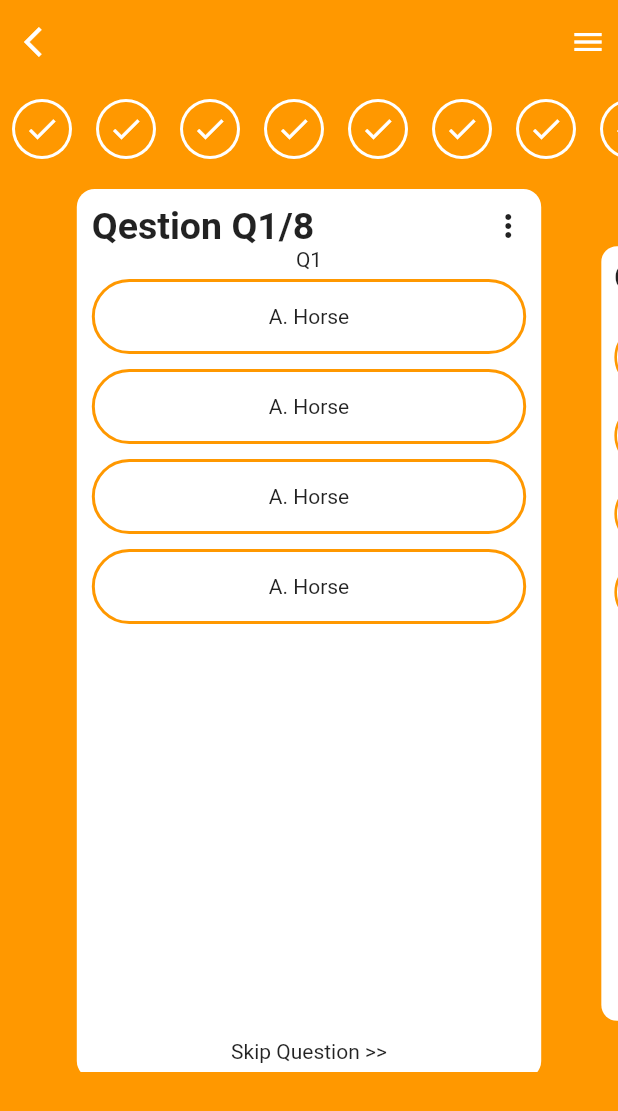
After one commit to Osama-Gamal/Quizer-App, a Flutter app: the QuestionScreen screen opened directly, on a phone screen of 412 x 824 dp. The commit adds this screen. Shown: the top 1111 px of the screen. Run offline on Flutter 3.47's test engine with Material 2 defaults, Android fonts, the phone set to English and light mode, and no system bars; drawn by our look-alikes of carousel_slider; our stand-ins replace firebase_auth, firebase_core, flutter_svg, google_fonts, google_sign_in, percent_indicator; missing offline and left inert: matrix4_transform; accounts and stored records are empty.

Commit message:
qestion-slider

```diff
--- a/lib/Pages/HomePage.dart
+++ b/lib/Pages/HomePage.dart
@@ -4,6 +4,7 @@ import 'package:flutter/src/foundation/key.dart';
 import 'package:flutter/src/widgets/framework.dart';
 import 'package:carousel_slider/carousel_slider.dart';
 import 'package:percent_indicator/percent_indicator.dart';
+import 'package:quizer/Screen/question_screen.dart';
 
 import '../Widget/CourseCard.dart';
 
@@ -60,7 +61,10 @@ class _HomePageState extends State<HomePage> {
             }).toList(),
           ),
         ),
-        CourseCard(size: size),
+        InkWell(
+            onTap: () => Navigator.push(context,
+                MaterialPageRoute(builder: (context) => QuestionScreen())),
+            child: CourseCard(size: size)),
         CourseCard(size: size),
         CourseCard(size: size),
       ],
--- /dev/null
+++ b/lib/Screen/question_screen.dart
@@ -0,0 +1,156 @@
+// ignore_for_file: public_member_api_docs, sort_constructors_first
+import 'package:carousel_slider/carousel_slider.dart';
+import 'package:flutter/material.dart';
+import 'package:flutter/src/widgets/container.dart';
+import 'package:flutter/src/widgets/framework.dart';
+
+class Question {
+  String question;
+
+  Question({
+    required this.question,
+  });
+}
+
+final List<Question> questionList = [
+  Question(question: "Q1"),
+  Question(question: "Q2"),
+  Question(question: "Q3"),
+  Question(question: "Q4"),
+  Question(question: "Q5"),
+  Question(question: "Q6"),
+  Question(question: "Q7"),
+  Question(question: "Q8"),
+];
+
+class QuestionScreen extends StatelessWidget {
+  const QuestionScreen({super.key});
+
+  @override
+  Widget build(BuildContext context) {
+    return Scaffold(
+      backgroundColor: Colors.orange,
+      appBar: AppBar(
+        leading: IconButton(
+          onPressed: () {
+            Navigator.pop(context);
+          },
+          icon: const Icon(
+            Icons.arrow_back_ios,
+            color: Colors.white,
+          ),
+        ),
+        actions: [
+          Padding(
+            padding: const EdgeInsets.all(8.0),
+            child: Icon(
+              Icons.menu,
+              color: Colors.white,
+            ),
+          ),
+        ],
+        elevation: 0,
+      ),
+      body: Column(mainAxisAlignment: MainAxisAlignment.start, children: [
+        SizedBox(
+          height: 60,
+          child: ListView.builder(
+            scrollDirection: Axis.horizontal,
+            itemCount: questionList.length,
+            itemBuilder: (context, index) => Padding(
+              padding: const EdgeInsets.all(8.0),
+              child: CircleAvatar(
+                radius: 20,
+                backgroundColor: Colors.white,
+                child: CircleAvatar(
+                  child: Icon(
+                    Icons.check,
+                    color: Colors.white,
+                  ),
+                  radius: 18,
+                  backgroundColor: Colors.orange,
+                ),
+              ),
+            ),
+          ),
+        ),
+        SizedBox(
+          height: 10,
+        ),
+        //Auto playing carousel
+        CarouselSlider(
+          items: questionList.map((_) {
+            return Builder(builder: (BuildContext context) {
+              return Column(
+                children: <Widget>[
+                  Container(
+                    width: MediaQuery.of(context).size.width,
+                    height: MediaQuery.of(context).size.height * 0.72,
+                    margin: EdgeInsets.symmetric(horizontal: 10.0),
+                    decoration: BoxDecoration(
+                      borderRadius: BorderRadius.circular(12.0),
+                      color: Colors.white,
+                    ),
+                    child: Padding(
+                      padding: const EdgeInsets.all(10.0),
+                      child: Column(
+                        children: [
+                          Row(
+                            mainAxisAlignment: MainAxisAlignment.spaceBetween,
+                            children: [
+                              Text(
+                                "Qestion ${_.question}/${questionList.length}",
+                                style: TextStyle(
+                                    fontSize: 25, fontWeight: FontWeight.bold),
+                              ),
+                              Icon(Icons.more_vert)
+                            ],
+                          ),
+                          Text(_.question),
+                          Flexible(
+                            child: ListView.builder(
+                              itemCount: 4,
+                              itemBuilder: (context, index) => Padding(
+                                padding:
+                                    const EdgeInsets.symmetric(vertical: 5.0),
+                                child: Container(
+                                  height: 50,
+                                  width: MediaQuery.of(context).size.width * .7,
+                                  decoration: BoxDecoration(
+                                      borderRadius: BorderRadius.circular(25),
+                                      border: Border.all(
+                                          color: Colors.orange,
+                                          width: 2,
+                                          style: BorderStyle.solid)),
+                                  child: Center(
+                                      child: Text(
+                                    "A. Horse",
+                                    // textAlign: TextAlign.right,
+                                  )),
+                                ),
+                              ),
+                            ),
+                          ),
+                          Text("Skip Question >>")
+                        ],
+                      ),
+                    ),
+                  ),
+                ],
+              );
+            });
+          }).toList(),
+          options: CarouselOptions(
+            initialPage: 0,
+            aspectRatio: 0.7,
+            enableInfiniteScroll: false,
+            // height: 500,
+            viewportFraction: 0.8,
+            // autoPlay: true,
+            enlargeCenterPage: true,
+          ),
+        )
+      ]),
+    );
+  }
+}
--- a/lib/main.dart
+++ b/lib/main.dart
@@ -27,6 +27,7 @@ class MyApp extends StatelessWidget {
       home: FirebaseAuth.instance.currentUser == null
           ? WelcomePage(title: 'Flutter Demo Home Page')
           : MainPage(),
+      debugShowCheckedModeBanner: false,
     );
   }
 }
```
